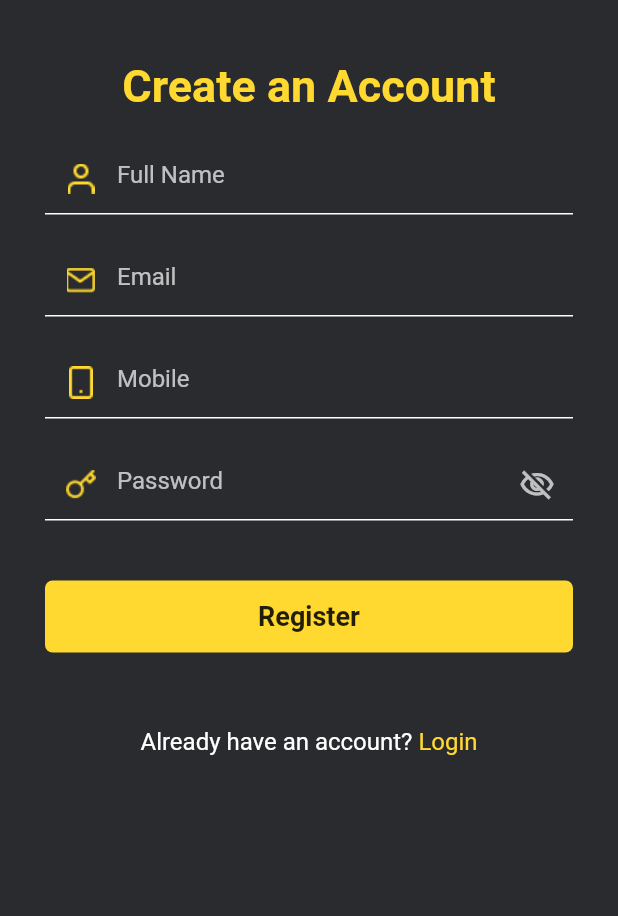
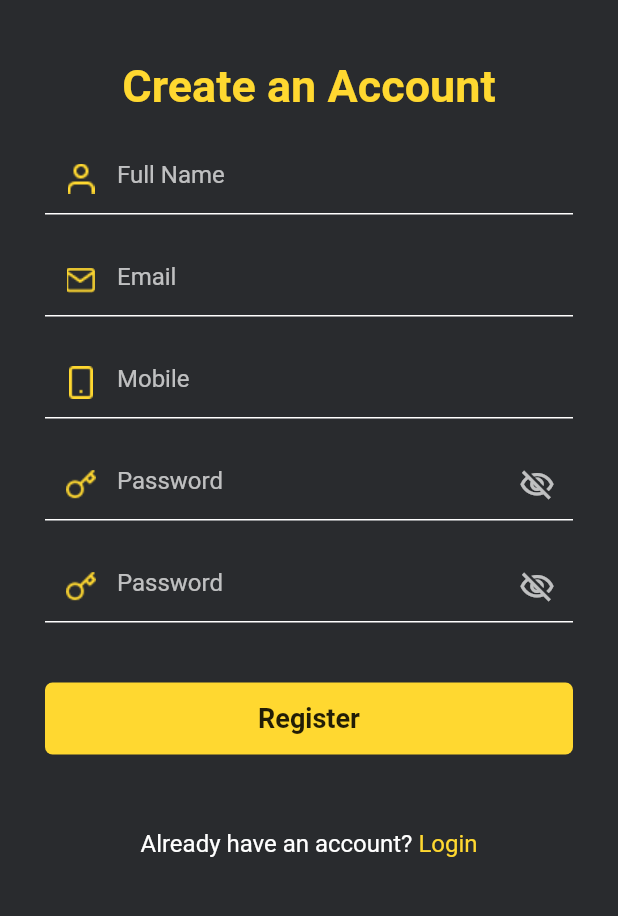
Before and after one commit to Khawajafakhar/MIR-app-, a Flutter app: the SignUpScreen screen opened by its route, on a phone screen of 412 x 824 dp, the part 258-1174 px from its top. Run offline on Flutter 3.47's test engine with Material 2 defaults, Android fonts, the phone set to English and light mode, and no system bars; our stand-ins replace dio, fluttertoast, loading_animation_widget; Roboto replaces fonts that are missing (be Vietnam).

Commit message:
validation_helper: added -> validate conform password

```diff
--- a/lib/constants/app_constants.dart
+++ b/lib/constants/app_constants.dart
@@ -1,5 +1,4 @@
 class AppConstants {
-
   AppConstants._();
   //app title
   static const String textAppTitle = "My Incident Report";
@@ -22,6 +21,8 @@ class AppConstants {
   static const String textPasswordLenghthError = "*must contain atleast 8 characters";
   static const String textInvalidEmail = "*invalid Email";
   static const String textInvalidPhone = "*invalid Phone Number";
+  static const String textPassNotMatched = "Password must match";
+  static const String textLoggedIn = "Login successfully";
 
   //home screen constant
   static const String textHome = "Home";
@@ -39,12 +40,9 @@ class AppConstants {
   static const String textCheckNetwork = "check your Network connetion";
   static const String textUndefinedError = "Error is undefined";
   static const String textSomethingWentWrong = "Something went wrong";
-    static const String textInvalidData = "Invalid data";
+  static const String textInvalidData = "Invalid data";
   static const String textUnathorized = "Unathorized";
   static const String textErrorForbiden = "Error Forbidden";
   static const String textErrorInternelServer = "Internal server Error";
-    static const String textErrorBadRequest = "Url Not found";
-
-
-
+  static const String textErrorBadRequest = "Url Not found";
 }
--- a/lib/constants/colors.dart
+++ b/lib/constants/colors.dart
@@ -21,6 +21,6 @@ class AppColors {
 
   static const colorWhite = Color(0xFFFFFFFF);
   static const colorRed = Color(0xFFFF0000);
-  static const colorGreen = Color(0xFF00FF00);
+  static const colorGreen = Color(0xFF3BB143);
 
 }
--- a/lib/constants/dimens.dart
+++ b/lib/constants/dimens.dart
@@ -57,4 +57,7 @@ class Dimens {
   static const double sizedBoxHeight = 70;
   static const double sizedBoxWidth = 190;
 
+  //loading indicator size
+  static const double indicatorSize = 50;
+
 }
--- a/lib/ui/screens/authentication/signup.dart
+++ b/lib/ui/screens/authentication/signup.dart
@@ -21,6 +21,9 @@ class SignUpScreen extends StatelessWidget {
   final TextEditingController emailController = TextEditingController();
 
   final TextEditingController passController = TextEditingController();
+
+    final TextEditingController conformPassController = TextEditingController();
+
 
   final TextEditingController nameController = TextEditingController();
 
@@ -92,6 +95,12 @@ class SignUpScreen extends StatelessWidget {
                             validator: (value) =>
                                 ValidationHelper.validatePassword(value),
                           ),
+                          UIHelper.verticalSpaceMedium,
+                          PasswordFieldWidget(
+                            passController: conformPassController,
+                            validator: (value) =>
+                                ValidationHelper.validatePassword(value),
+                          ),
                           UIHelper.verticalSpaceLarge,
                            ButtonWidget(
                             txt: AppConstants.textRegister,
--- a/lib/ui/util/toast/toast.dart
+++ b/lib/ui/util/toast/toast.dart
@@ -13,12 +13,15 @@ class ToastMessage {
     dynamic toastLength = Toast.LENGTH_LONG,
   }) {
     Color? color;
+    Color? textColor;
     if (type == TOAST_TYPE.success) {
       color = AppColors.colorGreen;
+      textColor = AppColors.backgroundColor;
     }
 
     if (type == TOAST_TYPE.error) {
       color = AppColors.colorRed;
+      textColor = AppColors.colorWhite;
     }
 
     Fluttertoast.showToast(
@@ -27,7 +30,7 @@ class ToastMessage {
       gravity: ToastGravity.BOTTOM,
       timeInSecForIosWeb: 2,
       backgroundColor: color,
-      textColor: Colors.white,
+      textColor: textColor,
       fontSize: 16.0,
     );
   }
```
Also changed, not shown: lib/ui/screens/authentication/signin.dart (+7 -8 lines), lib/ui/util/ui/validation_helper.dart (+8 -0 lines), lib/ui/widgets/loading_widget.dart (added, +21 -0 lines), lib/view_models/auth_viewmodel.dart (+11 -4 lines).
